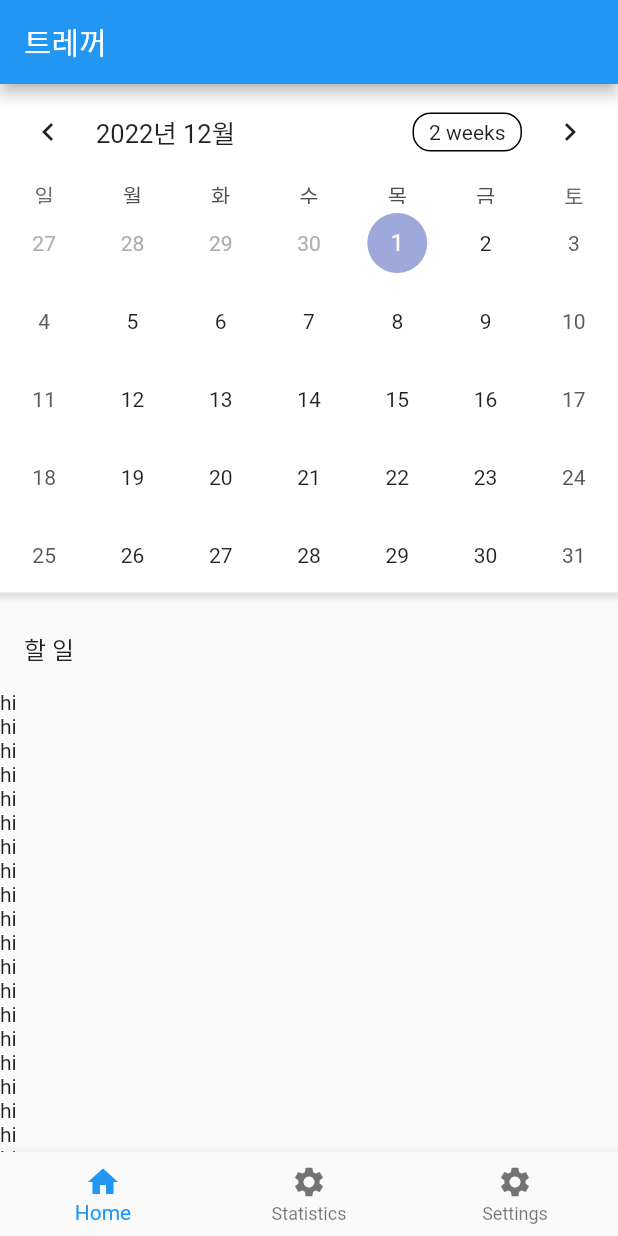
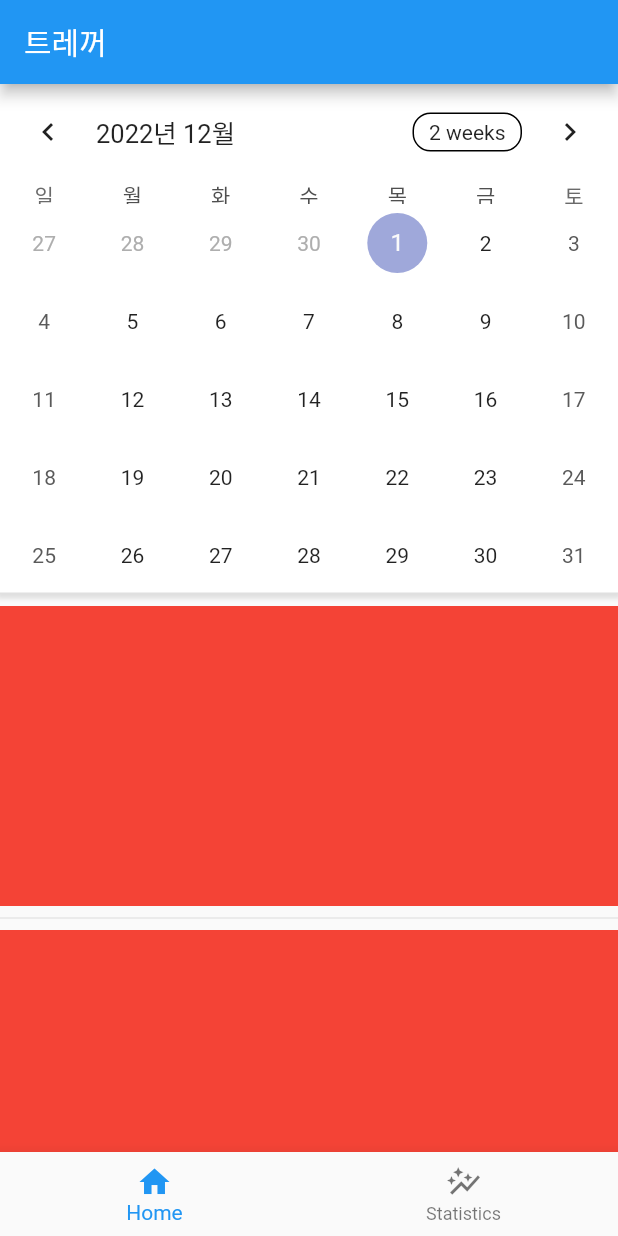
Before and after one commit to vagabondms/time_track, a Flutter app: the screen it shows after launch, on a phone screen of 412 x 824 dp. Run offline on Flutter 3.47's test engine with Material 2 defaults, Android fonts, the phone set to English and light mode, and no system bars; drawn by our look-alikes of table_calendar.

Commit message:
dismissible slide animation 구현

```diff
--- a/lib/main.dart
+++ b/lib/main.dart
@@ -2,7 +2,7 @@ import 'package:flutter/material.dart';
 import 'package:flutter/services.dart';
 import 'package:intl/date_symbol_data_local.dart';
 import 'package:time_tracking/screens/home_screen.dart';
-import 'package:time_tracking/screens/settings_screen.dart';
+import 'package:time_tracking/screens/statistics_screen.dart';
 
 void main() async {
   WidgetsFlutterBinding.ensureInitialized();
@@ -39,7 +39,6 @@ class _MainState extends State<_Main> {
   final List<Widget> screens = const <Widget>[
     HomeScreen(),
     SettingsScreen(),
-    SettingsScreen(),
   ];
 
   @override
@@ -66,15 +65,9 @@ class _MainState extends State<_Main> {
           ),
           BottomNavigationBarItem(
             icon: Icon(
-              Icons.settings,
+              Icons.auto_graph,
             ),
             label: 'Statistics',
-          ),
-          BottomNavigationBarItem(
-            icon: Icon(
-              Icons.settings,
-            ),
-            label: 'Settings',
           ),
         ],
       ),
--- a/lib/screens/home_screen.dart
+++ b/lib/screens/home_screen.dart
@@ -1,5 +1,8 @@
 import 'package:flutter/material.dart';
 import 'package:table_calendar/table_calendar.dart';
+import 'package:time_tracking/widgets/custom_dismissible/src/dismissible.dart';
+
+import '../widgets/custom_dismissible/src/action_pane.dart';
 
 class HomeScreen extends StatefulWidget {
   const HomeScreen({Key? key}) : super(key: key);
@@ -58,26 +61,43 @@ class _HomeScreenState extends State<HomeScreen> {
                 child: Column(
                   crossAxisAlignment: CrossAxisAlignment.stretch,
                   children: [
-                    Dismissible(
-                      background: Container(
-                        color: Colors.red,
-                        child: Text(
-                          '삭제하기',
+                    CustomDismissible(
+                      startPane: ActionPane(
+                        children: [
+                          ActionPaneItem(
+                            child: Text('hi'),
+                          ),
+                        ],
+                      ),
+                      endPane: ActionPane(
+                        children: [
+                          ActionPaneItem(
+                            child: Text('bye'),
+                          ),
+                        ],
+                      ),
+                      child: Container(
+                        height: 200,
+                        decoration: BoxDecoration(
+                          color: Colors.red,
                         ),
                       ),
-                      secondaryBackground: Container(
-                        color: Colors.green,
-                        child: Text(
-                          '삭제하기',
+                    ),
+                    Divider(),
+                    Dismissible(
+                      key: UniqueKey(),
+                      child: Container(
+                        height: 200,
+                        decoration: BoxDecoration(
+                          color: Colors.red,
                         ),
                       ),
-                      key: Key('hi'),
-                      child: ListTile(
-                        title: Text('할 일'),
+                      background: Container(
+                        height: 200,
+                        decoration: BoxDecoration(
+                          color: Colors.black,
+                        ),
                       ),
-                      onDismissed: (direction) {
-                        print(direction);
-                      },
                     ),
                     Text('hi'),
                     Text('hi'),
--- /dev/null
+++ b/lib/widgets/custom_dismissible/custom_dismissible.dart
@@ -0,0 +1,2 @@
+export 'src/action_pane.dart';
+export 'src/dismissible.dart';
--- /dev/null
+++ b/lib/widgets/custom_dismissible/src/action_pane.dart
@@ -0,0 +1,36 @@
+import 'package:flutter/material.dart';
+
+class ActionPane extends StatelessWidget {
+  final List<ActionPaneItem> children;
+
+  const ActionPane({
+    Key? key,
+    required this.children,
+  }) : super(key: key);
+
+  @override
+  Widget build(BuildContext context) {
+    return Row(
+      children: children,
+    );
+  }
+}
+
+class ActionPaneItem extends StatelessWidget {
+  final Widget child;
+  final Color? color;
+
+  const ActionPaneItem({
+    Key? key,
+    required this.child,
+    this.color,
+  }) : super(key: key);
+
+  @override
+  Widget build(BuildContext context) {
+    return Container(
+      color: color ?? Colors.grey,
+      child: child,
+    );
+  }
+}
--- /dev/null
+++ b/lib/widgets/custom_dismissible/src/controller.dart
@@ -0,0 +1,19 @@
+import 'package:flutter/material.dart';
+
+class CustomDismissibleController {
+  CustomDismissibleController(TickerProvider vsync)
+      : _animationController = AnimationController(vsync: vsync);
+
+  final AnimationController _animationController;
+
+  Animation<double> get animation => _animationController.view;
+
+  double direction = 1;
+
+  double get ratio => _animationController.value;
+  set ratio(double ratio) {
+    _animationController.value = ratio;
+  }
+
+  void moveTo() {}
+}
--- /dev/null
+++ b/lib/widgets/custom_dismissible/src/dismissible.dart
@@ -0,0 +1,51 @@
+import 'package:flutter/material.dart';
+import 'package:time_tracking/widgets/custom_dismissible/src/dismissible_slider.dart';
+
+import 'action_pane.dart';
+import 'controller.dart';
+import 'dismissible_gesture_detector.dart';
+
+class CustomDismissible extends StatefulWidget {
+  final Widget child;
+  final ActionPane? startPane;
+  final ActionPane? endPane;
+
+  const CustomDismissible({
+    Key? key,
+    required this.child,
+    this.startPane,
+    this.endPane,
+  }) : super(key: key);
+
+  @override
+  State<CustomDismissible> createState() => _CustomDismissibleState();
+}
+
+class _CustomDismissibleState extends State<CustomDismissible>
+    with SingleTickerProviderStateMixin {
+  late final CustomDismissibleController _controller;
+  late Animation<Offset> moveAnimation;
+
+  @override
+  void initState() {
+    super.initState();
+    _controller = CustomDismissibleController(this);
+  }
+
+  @override
+  Widget build(BuildContext context) {
+    return DismissibleGestureDetector(
+      controller: _controller,
+      child: ClipRect(
+        child: Stack(
+          children: [
+            DismissibleSlider(
+              controller: _controller,
+              child: widget.child,
+            ),
+          ],
+        ),
+      ),
+    );
+  }
+}
--- /dev/null
+++ b/lib/widgets/custom_dismissible/src/dismissible_gesture_detector.dart
@@ -0,0 +1,47 @@
+import 'package:flutter/material.dart';
+import 'package:time_tracking/widgets/custom_dismissible/src/controller.dart';
+
+class DismissibleGestureDetector extends StatefulWidget {
+  const DismissibleGestureDetector({
+    Key? key,
+    required this.child,
+    required this.controller,
+  }) : super(key: key);
+
+  final Widget? child;
+
+  final CustomDismissibleController controller;
+
+  @override
+  State<DismissibleGestureDetector> createState() =>
+      _DismissibleGestureDetectorState();
+}
+
+class _DismissibleGestureDetectorState
+    extends State<DismissibleGestureDetector> {
+  double dragExtent = 0;
+
+  double get overallDragAxisExtent {
+    final Size? size = context.size;
+    return size!.width;
+  }
+
+  void _handleDragStart(DragStartDetails details) {}
+
+  void _handleDragUpdate(DragUpdateDetails details) {
+    dragExtent += details.primaryDelta!;
+    widget.controller.ratio = dragExtent / overallDragAxisExtent;
+  }
+
+  void _handleDragEnd(DragEndDetails details) {}
+
+  @override
+  Widget build(BuildContext context) {
+    return GestureDetector(
+      onHorizontalDragStart: _handleDragStart,
+      onHorizontalDragUpdate: _handleDragUpdate,
+      onHorizontalDragEnd: _handleDragEnd,
+      child: widget.child,
+    );
+  }
+}
--- /dev/null
+++ b/lib/widgets/custom_dismissible/src/dismissible_slider.dart
@@ -0,0 +1,39 @@
+import 'package:flutter/material.dart';
+import 'package:time_tracking/widgets/custom_dismissible/src/controller.dart';
+
+class DismissibleSlider extends StatefulWidget {
+  const DismissibleSlider({
+    Key? key,
+    required this.controller,
+    required this.child,
+  }) : super(key: key);
+
+  final Widget child;
+  final CustomDismissibleController controller;
+
+  @override
+  State<DismissibleSlider> createState() => _DismissibleSliderState();
+}
+
+class _DismissibleSliderState extends State<DismissibleSlider> {
+  late Animation<Offset> moveAnimation;
+
+  late Animation<Offset> animation;
+
+  @override
+  void initState() {
+    super.initState();
+    animation = Tween<Offset>(
+      begin: Offset(0, 0),
+      end: Offset(1, 0),
+    ).animate(widget.controller.animation);
+  }
+
+  @override
+  Widget build(BuildContext context) {
+    return SlideTransition(
+      position: animation,
+      child: widget.child,
+    );
+  }
+}
```
Also changed, not shown: lib/screens/statistics_screen.dart (renamed from lib/screens/settings_screen.dart), lib/widgets/dismissible.dart (deleted).
